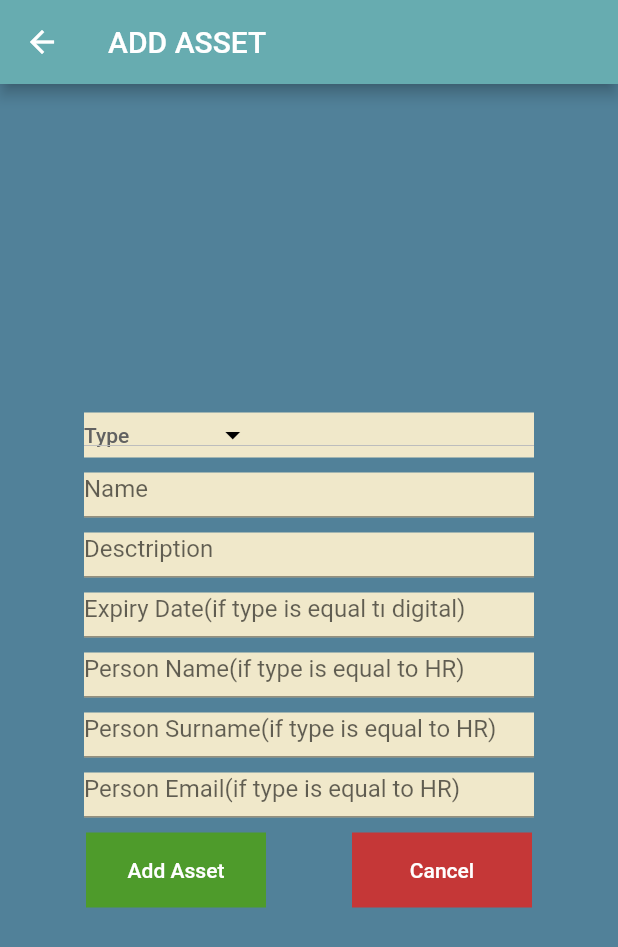
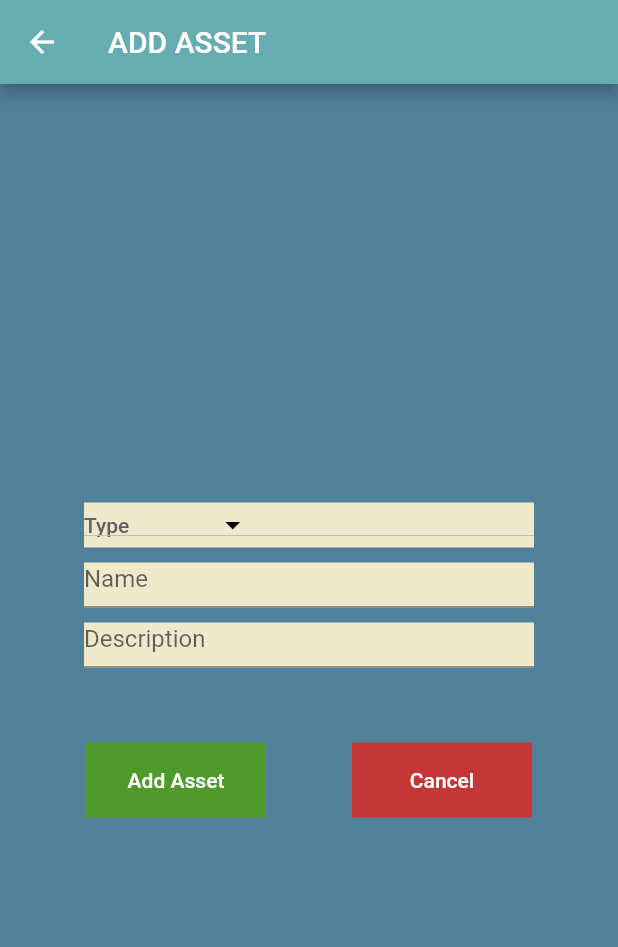
Before and after one commit to Kurbetoglu/ITMS-Frontend, a Flutter app: the AddAsset screen opened by its route, on a phone screen of 412 x 824 dp. Shown: the top 947 px of the screen. Run offline on Flutter 3.47's test engine with Material 2 defaults, Android fonts, the phone set to English and light mode, and no system bars; our stand-ins replace shared_preferences; accounts and stored records are empty.

Commit message:
Added Add Asset feature.

```diff
--- a/lib/AddAsset.dart
+++ b/lib/AddAsset.dart
@@ -1,5 +1,10 @@
 import 'package:flutter/material.dart';
-String _chosenValue;
+
+import 'models/BaseResponse.dart';
+import 'network/NetworkFunctions.dart';
+
+String typeValue;
+DateTime selectedDate = DateTime.now();
 
 class AddAsset extends StatefulWidget {
   const AddAsset({Key key}) : super(key: key);
@@ -9,6 +14,24 @@ class AddAsset extends StatefulWidget {
 }
 
 class _AddAssetState extends State<AddAsset> {
+  final nameTextEditingController = TextEditingController();
+  final descriptionTextEditingController = TextEditingController();
+  final expiryDateTextEditingController = TextEditingController();
+  final personNameTextEditingController = TextEditingController();
+  final personSurnameTextEditingController = TextEditingController();
+  final personEmailTextEditingController = TextEditingController();
+  Future<BaseResponse> _futureBaseResponse;
+
+  @override
+  void dispose() {
+    nameTextEditingController.dispose();
+    descriptionTextEditingController.dispose();
+    expiryDateTextEditingController.dispose();
+    personNameTextEditingController.dispose();
+    personSurnameTextEditingController.dispose();
+    personEmailTextEditingController.dispose();
+    super.dispose();
+  }
 
   @override
   Widget build(BuildContext context) {
@@ -23,7 +46,8 @@ class _AddAssetState extends State<AddAsset> {
           title: Text("ADD ASSET"),
           backgroundColor: Color(0xff67acb0),
         ),
-        backgroundColor: Color(0xff518199),   body: Column(
+        backgroundColor: Color(0xff518199),
+        body: Column(
           mainAxisAlignment: MainAxisAlignment.center,
           children: <Widget>[
             Row(
@@ -33,11 +57,10 @@ class _AddAssetState extends State<AddAsset> {
                   width: 300.0,
                   height: 30.0,
                   color: Color(0xfff0e8ca),
-                child:
-                DropdownButton<String>(
-                  value: _chosenValue,
+                  child: DropdownButton<String>(
+                    value: typeValue,
                     style: TextStyle(color: Colors.white),
-                  iconEnabledColor:Colors.black,
+                    iconEnabledColor: Colors.black,
                     items: <String>[
                       'Fiziksel',
                       'Dijital',
@@ -45,10 +68,13 @@ class _AddAssetState extends State<AddAsset> {
                     ].map<DropdownMenuItem<String>>((String value) {
                       return DropdownMenuItem<String>(
                         value: value,
-                      child: Text(value,style:TextStyle(color:Colors.black,fontSize: 14),),
+                        child: Text(
+                          value,
+                          style: TextStyle(color: Colors.black, fontSize: 14),
+                        ),
                       );
                     }).toList(),
-                  hint:Text(
+                    hint: Text(
                       "Type",
                       style: TextStyle(
                           color: Colors.grey[700],
@@ -57,11 +83,11 @@ class _AddAssetState extends State<AddAsset> {
                     ),
                     onChanged: (String value) {
                       setState(() {
-                      _chosenValue = value;
-                    }); },
+                        typeValue = value;
+                      });
+                    },
                   ),
                 ),
-
               ],
             ),
 
@@ -76,14 +102,15 @@ class _AddAssetState extends State<AddAsset> {
                     width: 300.0,
                     height: 30.0,
                     color: Color(0xfff0e8ca),
-                  child: TextFormField( decoration: InputDecoration(hintText: "Name"),)
-
-              )
+                    child: TextFormField(
+                      controller: nameTextEditingController,
+                      decoration: InputDecoration(hintText: "Name"),
+                    ))
               ],
             ),
             Padding(
               padding: const EdgeInsets.only(top: 10.0),
-          ),//1
+            ), //1
             Row(
               mainAxisAlignment: MainAxisAlignment.spaceEvenly,
               children: [
@@ -91,75 +118,96 @@ class _AddAssetState extends State<AddAsset> {
                     width: 300.0,
                     height: 30.0,
                     color: Color(0xfff0e8ca),
-                  child: Center(child: TextFormField( decoration: InputDecoration(hintText: "Desctription"),)
-                  )
-              )
+                    child: Center(
+                        child: TextFormField(
+                      controller: descriptionTextEditingController,
+                      decoration: InputDecoration(hintText: "Description"),
+                    )))
               ],
             ),
             Padding(
               padding: const EdgeInsets.only(top: 10.0),
-          ),//2
-          Row(
+            ),
+            Visibility(
+                visible: typeValue == "Dijital" ? true : false,
+                child: ElevatedButton(
+                  style: ElevatedButton.styleFrom(
+                    primary: Color(0xfff0e8ca),
+                  ),
+                  onPressed: () {
+                    selectDate(context);
+                  },
+                  child: const Text(
+                    "Pick Expiry Date",
+                    style: TextStyle(
+                      color: Color(0xff707070),
+                    ),
+                  ),
+                )
+            ),
+            Padding(
+              padding: const EdgeInsets.only(top: 10.0),
+            ),
+            Visibility(
+              visible: typeValue == "İnsan Kaynağı" ? true : false,
+              child: Row(
                 mainAxisAlignment: MainAxisAlignment.spaceEvenly,
                 children: [
                   Container(
                       width: 300.0,
                       height: 30.0,
                       color: Color(0xfff0e8ca),
-                  child: Center(child: TextFormField( decoration: InputDecoration(hintText: "Expiry Date(if type is equal tı digital)"),)
-                  )
-              )
+                      child: Center(
+                          child: TextFormField(
+                        controller: personNameTextEditingController,
+                        decoration: InputDecoration(hintText: "Person Name"),
+                      )))
                 ],
+              ),
             ),
             Padding(
               padding: const EdgeInsets.only(top: 10.0),
             ),
-          Row(
+            Visibility(
+              visible: typeValue == "İnsan Kaynağı" ? true : false,
+              child: Row(
                 mainAxisAlignment: MainAxisAlignment.spaceEvenly,
                 children: [
                   Container(
                       width: 300.0,
                       height: 30.0,
                       color: Color(0xfff0e8ca),
-                  child: Center(child: TextFormField( decoration: InputDecoration(hintText: "Person Name(if type is equal to HR)"),)
-                  )
-              )
+                      child: Center(
+                          child: TextFormField(
+                        controller: personSurnameTextEditingController,
+                        decoration: InputDecoration(hintText: "Person Surname"),
+                      )))
                 ],
+              ),
             ),
             Padding(
               padding: const EdgeInsets.only(top: 10.0),
             ),
-          Row(
+            Visibility(
+              visible: typeValue == "İnsan Kaynağı" ? true : false,
+              child: Row(
                 mainAxisAlignment: MainAxisAlignment.spaceEvenly,
                 children: [
                   Container(
                       width: 300.0,
                       height: 30.0,
                       color: Color(0xfff0e8ca),
-                  child: Center(child: TextFormField( decoration: InputDecoration(hintText: "Person Surname(if type is equal to HR)"),)
-                  )
-              )
+                      child: Center(
+                          child: TextFormField(
+                        controller: personEmailTextEditingController,
+                        decoration: InputDecoration(hintText: "Person Email"),
+                      )))
                 ],
+              ),
             ),
             Padding(
               padding: const EdgeInsets.only(top: 10.0),
             ),
-          Row(
-            mainAxisAlignment: MainAxisAlignment.spaceEvenly,
-            children: [
-              Container(
-                  width: 300.0,
-                  height: 30.0,
-                  color: Color(0xfff0e8ca),
-                  child: Center(child: TextFormField( decoration: InputDecoration(hintText: "Person Email(if type is equal to HR)"),)
-                  )
-              )
-            ],
-          ),
-          Padding(
-            padding: const EdgeInsets.only(top: 10.0),
-          ),
-
             Row(
               mainAxisAlignment: MainAxisAlignment.spaceEvenly,
               children: [
@@ -170,7 +218,23 @@ class _AddAssetState extends State<AddAsset> {
                   child: MaterialButton(
                     textColor: Colors.white,
                     child: Text("Add Asset"),
-                  onPressed: () => {},
+                    onPressed: () {
+                      _futureBaseResponse = NetworkFunctions.addAsset(
+                          typeValue,
+                          nameTextEditingController.text,
+                          descriptionTextEditingController.text,
+                          typeValue == "Dijital" ? selectedDate.toUtc().microsecondsSinceEpoch : 0,
+                          personNameTextEditingController.text.isEmpty ? null : personNameTextEditingController.text,
+                          personSurnameTextEditingController.text.isEmpty ? null : personSurnameTextEditingController.text,
+                          personEmailTextEditingController.text.isEmpty ? null : personEmailTextEditingController.text
+                      );
+                      _futureBaseResponse.then((value) {
+                        print(value.success);
+                        if (value.success) {
+                          Navigator.popUntil(context, ModalRoute.withName("/homepage"));
+                        }
+                      });
+                    },
                   ),
                 ),
                 Container(
@@ -180,15 +244,36 @@ class _AddAssetState extends State<AddAsset> {
                   child: MaterialButton(
                     textColor: Colors.white,
                     child: Text("Cancel"),
-                  onPressed: () =>
-                  Navigator.popUntil(context, ModalRoute.withName("/homepage")),
+                    onPressed: () {
+                      // print(typeValue);
+                      // print(nameTextEditingController.text);
+                      // print(descriptionTextEditingController.text);
+                      // print(typeValue == "Dijital" ? selectedDate.toUtc().microsecondsSinceEpoch : 0);
+                      // print(personNameTextEditingController.text);
+                      // print(personSurnameTextEditingController.text);
+                      // print(personEmailTextEditingController.text);
+                      Navigator.popUntil(context, ModalRoute.withName("/homepage"));
+                    }
                   ),
                 )
               ],
             ),
             //3
           ],
-      )
-    );
+        ));
+  }
+  Future selectDate(BuildContext context) async {
+    DateTime picked = await showDatePicker(
+        context: context,
+        initialDate: selectedDate,
+        firstDate: new DateTime(2016),
+        lastDate: new DateTime(2222));
+    if (picked != null && picked!= selectedDate) {
+      setState(() => selectedDate = picked);
+      print(picked);
+    }
+    else{
+      print(picked);
     }
   }
+}
--- a/lib/EditAsset.dart
+++ b/lib/EditAsset.dart
@@ -268,7 +268,7 @@ class RadioGroupWidget extends State {
         Radio(
           value: 1,
           groupValue: id,
-          onChanged: (val) {
+          onChanged: (dynamic val) {
             setState(() {
               radioButtonItem = 'ONE';
               id = 1;
@@ -282,7 +282,7 @@ class RadioGroupWidget extends State {
         Radio(
           value: 2,
           groupValue: id,
-          onChanged: (val) {
+          onChanged: (dynamic val) {
             setState(() {
               radioButtonItem = 'TWO';
               id = 2;
--- a/lib/EditDebit.dart
+++ b/lib/EditDebit.dart
@@ -229,7 +229,7 @@ class RadioGroupWidget extends State {
         Radio(
           value: 1,
           groupValue: id,
-          onChanged: (val) {
+          onChanged: (dynamic val) {
             setState(() {
               radioButtonItem = 'ONE';
               id = 1;
@@ -243,7 +243,7 @@ class RadioGroupWidget extends State {
         Radio(
           value: 2,
           groupValue: id,
-          onChanged: (val) {
+          onChanged: (dynamic val) {
             setState(() {
               radioButtonItem = 'TWO';
               id = 2;
--- a/lib/network/NetworkFunctions.dart
+++ b/lib/network/NetworkFunctions.dart
@@ -27,7 +27,7 @@ class NetworkFunctions {
       }
       return object;
     } else {
-      throw Exception('Failed to admin login.');
+      throw Exception("Failed to admin login.");
     }
   }
 
@@ -47,10 +47,40 @@ class NetworkFunctions {
     if (response.statusCode == 200) {
       return BaseResponse.fromJson(jsonDecode(response.body));
     } else {
-      throw Exception('Failed to admin login.');
+      throw Exception('Failed to add user.');
     }
   }
 
+  static Future<BaseResponse> addAsset(
+      String type,
+      String name,
+      String description,
+      int expiryDate,
+      String personName,
+      String personSurname,
+      String email ) async {
+
+    setCookie();
+    final response = await http.post(
+      Uri.parse(uri + "/AddAsset"),
+      headers: headers,
+      body: jsonEncode(<String, dynamic>{
+        "type": type,
+        "name": name,
+        "description": description,
+        "expiryDate": expiryDate,
+        "personName": personName,
+        "personSurname": personSurname,
+        "email": email,
+      }),
+    );
+
+    if (response.statusCode == 200) {
+      return BaseResponse.fromJson(jsonDecode(response.body));
+    } else {
+      throw Exception("Failed to add asset.");
+    }
+  }
 
   void updateCookie(http.Response response) {
     String rawCookie = response.headers['set-cookie'];
--- a/pubspec.yaml
+++ b/pubspec.yaml
@@ -18,7 +18,7 @@ publish_to: 'none' # Remove this line if you wish to publish to pub.dev
 version: 1.0.0+1
 
 environment:
-  sdk: ">=2.7.0 <3.0.0"
+  sdk: '>=2.7.0 <3.0.0'
 
 dependencies:
   http: ^0.13.3
@@ -29,7 +29,7 @@ dependencies:
 
   # The following adds the Cupertino Icons font to your application.
   # Use with the CupertinoIcons class for iOS style icons.
-  cupertino_icons: ^1.0.2
+  cupertino_icons: ^1.0.3
 
 dev_dependencies:
   flutter_test:
```
Lines whose indentation alone changed are shown as unchanged.
